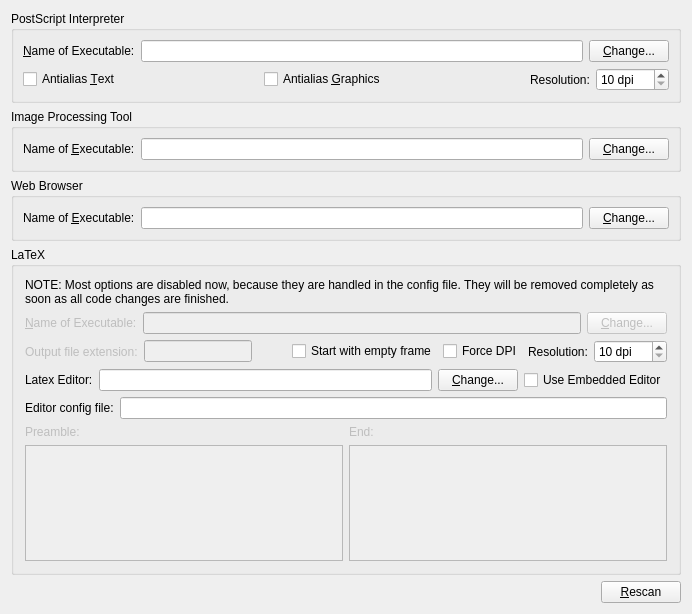
The window that scribus/tabexternaltoolswidget.ui (scribusproject/scribus) describes before a commit, drawn with Qt 5.
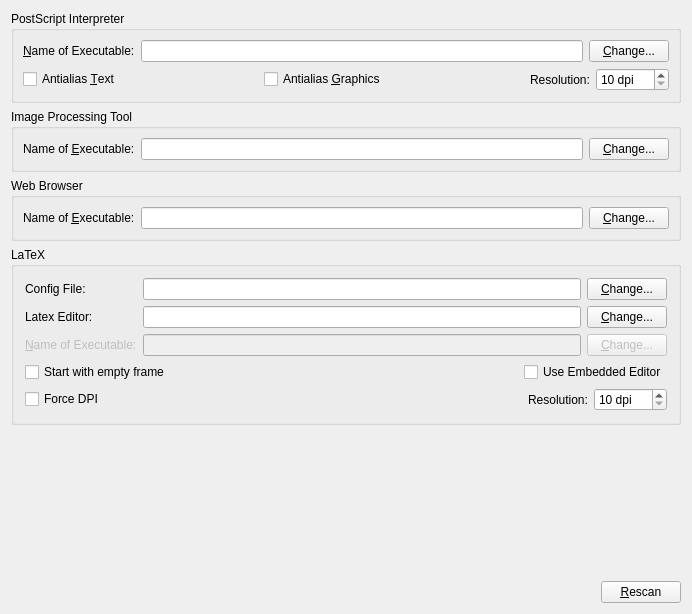
The same window after the commit. Icons and pictures are not drawn.

Commit message: lastest diff from Herm for Latex importer, now has gnuplot too

```diff
--- a/scribus/tabexternaltoolswidget.ui
+++ b/scribus/tabexternaltoolswidget.ui
@@ -316,33 +316,58 @@
      </property>
      <layout class="QVBoxLayout" >
       <item>
-       <widget class="QLabel" name="label" >
-        <property name="text" >
-         <string>NOTE: Most options are disabled now, because they are handled in the config file. They will be removed completely as soon as all code changes are finished.</string>
-        </property>
-        <property name="wordWrap" >
-         <bool>true</bool>
-        </property>
-       </widget>
-      </item>
-      <item>
-       <layout class="QHBoxLayout" >
-        <property name="spacing" >
-         <number>6</number>
-        </property>
-        <property name="leftMargin" >
-         <number>0</number>
-        </property>
-        <property name="topMargin" >
-         <number>0</number>
-        </property>
-        <property name="rightMargin" >
-         <number>0</number>
-        </property>
-        <property name="bottomMargin" >
-         <number>0</number>
-        </property>
-        <item>
+       <layout class="QGridLayout" >
+        <item row="0" column="0" >
+         <widget class="QLabel" name="configFileLabel" >
+          <property name="text" >
+           <string>Config File:</string>
+          </property>
+         </widget>
+        </item>
+        <item row="0" column="1" >
+         <widget class="QLineEdit" name="latexEditorConfigLineEdit" />
+        </item>
+        <item row="0" column="2" >
+         <widget class="QPushButton" name="latexConfigChangeButton" >
+          <property name="text" >
+           <string>&amp;Change...</string>
+          </property>
+          <property name="shortcut" >
+           <string>Alt+C</string>
+          </property>
+         </widget>
+        </item>
+        <item row="1" column="0" >
+         <widget class="QLabel" name="latexEditorLabel" >
+          <property name="text" >
+           <string>Latex Editor:</string>
+          </property>
+          <property name="wordWrap" >
+           <bool>false</bool>
+          </property>
+          <property name="buddy" >
+           <cstring>latexEditorLineEdit</cstring>
+          </property>
+         </widget>
+        </item>
+        <item row="1" column="1" >
+         <widget class="QLineEdit" name="latexEditorLineEdit" >
+          <property name="toolTip" >
+           <string>&lt;qt>Path to the editor executable.&lt;/qt></string>
+          </property>
+         </widget>
+        </item>
+        <item row="1" column="2" >
+         <widget class="QPushButton" name="latexEditorChangeButton" >
+          <property name="text" >
+           <string>&amp;Change...</string>
+          </property>
+          <property name="shortcut" >
+           <string>Alt+C</string>
+          </property>
+         </widget>
+        </item>
+        <item row="2" column="0" >
          <widget class="QLabel" name="latexToolLabel" >
           <property name="enabled" >
            <bool>false</bool>
@@ -358,7 +383,7 @@
           </property>
          </widget>
         </item>
-        <item>
+        <item row="2" column="1" >
          <widget class="QLineEdit" name="latexToolLineEdit" >
           <property name="enabled" >
            <bool>false</bool>
@@ -368,7 +393,7 @@
           </property>
          </widget>
         </item>
-        <item>
+        <item row="2" column="2" >
          <widget class="QPushButton" name="latexToolChangeButton" >
           <property name="enabled" >
            <bool>false</bool>
@@ -385,57 +410,6 @@
       </item>
       <item>
        <layout class="QHBoxLayout" >
-        <property name="spacing" >
-         <number>6</number>
-        </property>
-        <property name="leftMargin" >
-         <number>0</number>
-        </property>
-        <property name="topMargin" >
-         <number>0</number>
-        </property>
-        <property name="rightMargin" >
-         <number>0</number>
-        </property>
-        <property name="bottomMargin" >
-         <number>0</number>
-        </property>
-        <item>
-         <widget class="QLabel" name="latexExtensionLabel" >
-          <property name="enabled" >
-           <bool>false</bool>
-          </property>
-          <property name="text" >
-           <string>Output file extension:</string>
-          </property>
-          <property name="buddy" >
-           <cstring>latexExtensionLineEdit</cstring>
-          </property>
-         </widget>
-        </item>
-        <item>
-         <widget class="QLineEdit" name="latexExtensionLineEdit" >
-          <property name="enabled" >
-           <bool>false</bool>
-          </property>
-         </widget>
-        </item>
-        <item>
-         <spacer>
-          <property name="orientation" >
-           <enum>Qt::Horizontal</enum>
-          </property>
-          <property name="sizeType" >
-           <enum>QSizePolicy::Expanding</enum>
-          </property>
-          <property name="sizeHint" >
-           <size>
-            <width>21</width>
-            <height>20</height>
-           </size>
-          </property>
-         </spacer>
-        </item>
         <item>
          <widget class="QCheckBox" name="latexEmptyFrameCheckBox" >
           <property name="text" >
@@ -444,6 +418,39 @@
          </widget>
         </item>
         <item>
+         <spacer>
+          <property name="orientation" >
+           <enum>Qt::Horizontal</enum>
+          </property>
+          <property name="sizeType" >
+           <enum>QSizePolicy::Expanding</enum>
+          </property>
+          <property name="sizeHint" >
+           <size>
+            <width>31</width>
+            <height>20</height>
+           </size>
+          </property>
+         </spacer>
+        </item>
+        <item>
+         <widget class="QCheckBox" name="latexEmbeddedEditorCheckBox" >
+          <property name="enabled" >
+           <bool>true</bool>
+          </property>
+          <property name="text" >
+           <string>Use Embedded Editor</string>
+          </property>
+          <property name="icon" >
+           <iconset/>
+          </property>
+         </widget>
+        </item>
+       </layout>
+      </item>
+      <item>
+       <layout class="QHBoxLayout" >
+        <item>
          <widget class="QCheckBox" name="latexForceDpiCheckBox" >
           <property name="toolTip" >
            <string>Always use the configured DPI setting for calculating the size, even if the image file reports something different.</string>
@@ -453,6 +460,19 @@
           </property>
          </widget>
         </item>
+        <item>
+         <spacer>
+          <property name="orientation" >
+           <enum>Qt::Horizontal</enum>
+          </property>
+          <property name="sizeHint" >
+           <size>
+            <width>40</width>
+            <height>20</height>
+           </size>
+          </property>
+         </spacer>
+        </item>
         <item>
          <widget class="QLabel" name="latexResolutionLabel" >
           <property name="text" >
@@ -481,137 +501,6 @@
         </item>
        </layout>
       </item>
-      <item>
-       <layout class="QHBoxLayout" >
-        <property name="spacing" >
-         <number>6</number>
-        </property>
-        <property name="leftMargin" >
-         <number>0</number>
-        </property>
-        <property name="topMargin" >
-         <number>0</number>
-        </property>
-        <property name="rightMargin" >
-         <number>0</number>
-        </property>
-        <property name="bottomMargin" >
-         <number>0</number>
-        </property>
-        <item>
-         <widget class="QLabel" name="latexEditorLabel" >
-          <property name="text" >
-           <string>Latex Editor:</string>
-          </property>
-          <property name="wordWrap" >
-           <bool>false</bool>
-          </property>
-          <property name="buddy" >
-           <cstring>latexEditorLineEdit</cstring>
-          </property>
-         </widget>
-        </item>
-        <item>
-         <widget class="QLineEdit" name="latexEditorLineEdit" >
-          <property name="toolTip" >
-           <string>&lt;qt>Path to the editor executable.&lt;/qt></string>
-          </property>
-         </widget>
-        </item>
-        <item>
-         <widget class="QPushButton" name="latexEditorChangeButton" >
-          <property name="text" >
-           <string>&amp;Change...</string>
-          </property>
-          <property name="shortcut" >
-           <string>Alt+C</string>
-          </property>
-         </widget>
-        </item>
-        <item>
-         <widget class="QCheckBox" name="latexEmbeddedEditorCheckBox" >
-          <property name="enabled" >
-           <bool>true</bool>
-          </property>
-          <property name="text" >
-           <string>Use Embedded Editor</string>
-          </property>
-          <property name="icon" >
-           <iconset/>
-          </property>
-         </widget>
-        </item>
-       </layout>
-      </item>
-      <item>
-       <layout class="QHBoxLayout" >
-        <item>
-         <widget class="QLabel" name="configFileLabel" >
-          <property name="text" >
-           <string>Editor config file:</string>
-          </property>
-         </widget>
-        </item>
-        <item>
-         <widget class="QLineEdit" name="latexEditorConfigLineEdit" />
-        </item>
-       </layout>
-      </item>
-      <item>
-       <layout class="QHBoxLayout" >
-        <item>
-         <layout class="QVBoxLayout" >
-          <item>
-           <widget class="QLabel" name="latexPreLabel" >
-            <property name="enabled" >
-             <bool>false</bool>
-            </property>
-            <property name="text" >
-             <string>Preamble:</string>
-            </property>
-            <property name="buddy" >
-             <cstring>latexPreTextEdit</cstring>
-            </property>
-           </widget>
-          </item>
-          <item>
-           <widget class="QTextEdit" name="latexPreTextEdit" >
-            <property name="enabled" >
-             <bool>false</bool>
-            </property>
-            <property name="acceptRichText" >
-             <bool>true</bool>
-            </property>
-           </widget>
-          </item>
-         </layout>
-        </item>
-        <item>
-         <layout class="QVBoxLayout" >
-          <item>
-           <widget class="QLabel" name="labelLatexPost" >
-            <property name="enabled" >
-             <bool>false</bool>
-            </property>
-            <property name="text" >
-             <string>End:</string>
-            </property>
-            <property name="buddy" >
-             <cstring>latexPostTextEdit</cstring>
-            </property>
-           </widget>
-          </item>
-          <item>
-           <widget class="QTextEdit" name="latexPostTextEdit" >
-            <property name="enabled" >
-             <bool>false</bool>
-            </property>
-           </widget>
-          </item>
-         </layout>
-        </item>
-       </layout>
-      </item>
      </layout>
     </widget>
    </item>
```
Left out of the diff: 3 changed lines with no effect on the pictures. The commit also changes 13 other files.
